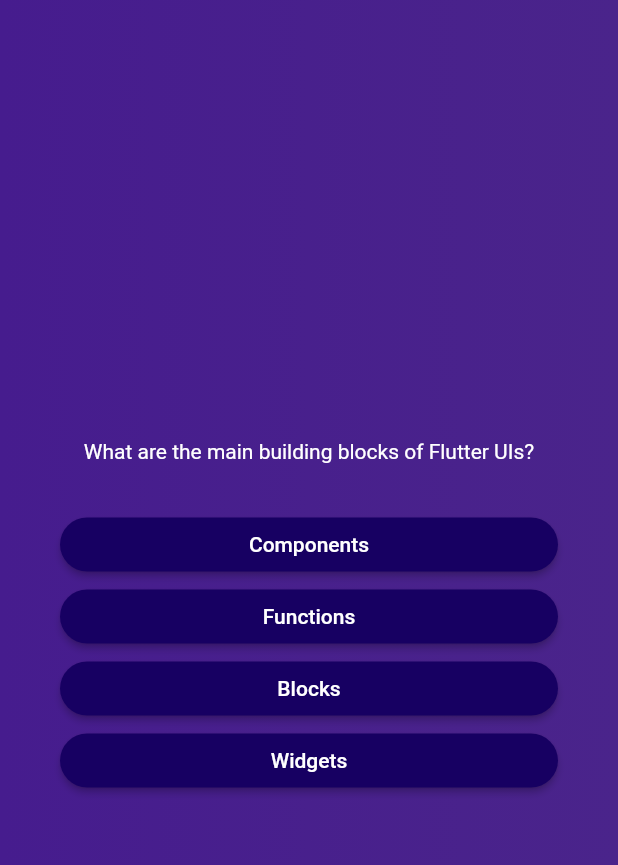
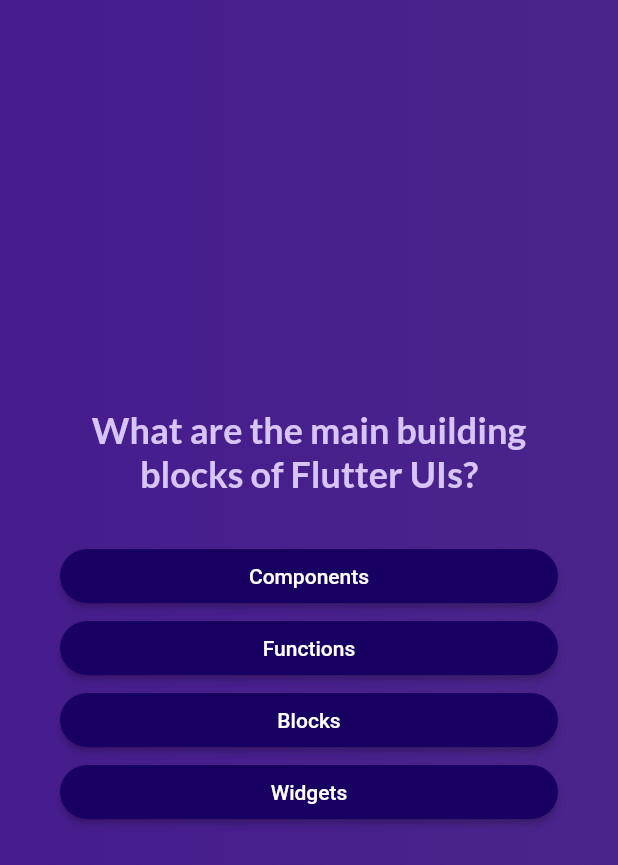
Before and after one commit to saurabhmirajkar/academind, a Flutter app: the screen it shows after launch, after a tap on "Start Quiz", on a phone screen of 412 x 824 dp. Shown: the top 865 px of the screen. Run offline on Flutter 3.47's test engine with Material 2 defaults, Android fonts, the phone set to English and light mode, and no system bars; our stand-ins replace google_fonts.

Commit message:
added google fonts

```diff
--- a/lib/answer_button.dart
+++ b/lib/answer_button.dart
@@ -23,7 +23,10 @@
           shape:
               RoundedRectangleBorder(borderRadius: BorderRadius.circular(20))),
       onPressed: onTap,
-      child: Text(answerText),
+      child: Text(
+        answerText,
+        textAlign: TextAlign.center,
+      ),
     );
   }
 }
--- a/lib/questions_screen.dart
+++ b/lib/questions_screen.dart
@@ -1,6 +1,7 @@
 import 'package:academind/answer_button.dart';
 import 'package:academind/data/questions.dart';
 import 'package:flutter/material.dart';
+import 'package:google_fonts/google_fonts.dart';
 
 class QuestionsScreen extends StatefulWidget {
   const QuestionsScreen({super.key});
@@ -10,9 +11,17 @@
 }
 
 class _QuestionsScreenState extends State<QuestionsScreen> {
+  var currentQuestionIndex = 0;
+
+  void answerQuestion() {
+    setState(() {
+      currentQuestionIndex++;
+    });
+  }
+
   @override
   Widget build(context) {
-    final currentQuestion = questions[0];
+    final currentQuestion = questions[currentQuestionIndex];
     return SizedBox(
       width: double.infinity,
       child: Container(
@@ -23,7 +32,11 @@
           children: [
             Text(
               currentQuestion.text,
-              style: const TextStyle(color: Colors.white),
+              style: GoogleFonts.lato(
+                color: const Color.fromARGB(255, 215, 197, 245),
+                fontWeight: FontWeight.bold,
+                fontSize: 24,
+              ),
               textAlign: TextAlign.center,
             ),
             const SizedBox(
@@ -31,7 +44,7 @@
             ),
             ...currentQuestion.getShuffledAnswers().map(
               (answer) {
-                return AnswerButton(answerText: answer, onTap: () {});
+                return AnswerButton(answerText: answer, onTap: answerQuestion);
               },
             ).toList(),
           ],
--- a/lib/start_screen.dart
+++ b/lib/start_screen.dart
@@ -1,4 +1,5 @@
 import 'package:flutter/material.dart';
+import 'package:google_fonts/google_fonts.dart';
 
 class StartScreen extends StatelessWidget {
   const StartScreen(this.startQuiz, {super.key});
@@ -24,11 +25,11 @@
           //   ),
           // ),
           const SizedBox(height: 80),
-          const Text(
+          Text(
             'Learn Flutter the fun way!',
-            style: TextStyle(
+            style: GoogleFonts.lato(
               fontSize: 24,
-              color: Color.fromARGB(255, 204, 185, 236),
+              color: const Color.fromARGB(255, 204, 185, 236),
             ),
           ),
           const SizedBox(height: 20),
--- a/pubspec.yaml
+++ b/pubspec.yaml
@@ -35,6 +35,7 @@
   # The following adds the Cupertino Icons font to your application.
   # Use with the CupertinoIcons class for iOS style icons.
   cupertino_icons: ^1.0.2
+  google_fonts: ^6.0.0
 
 dev_dependencies:
   flutter_test:
```
Also changed, not shown: 12 other files.
